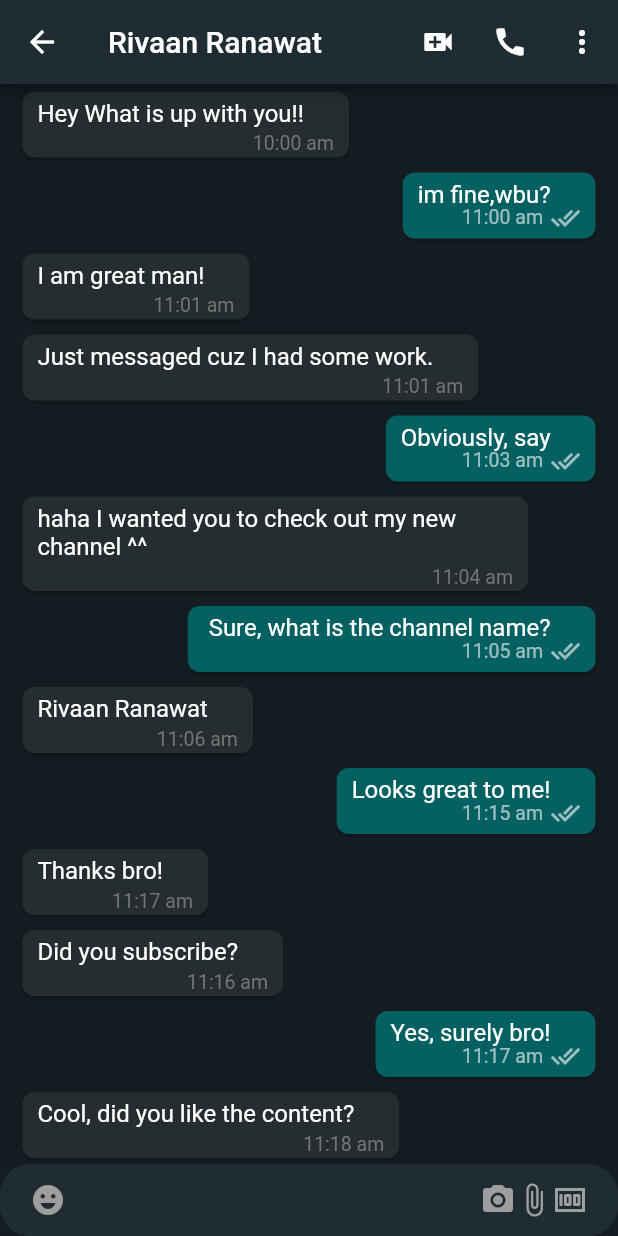
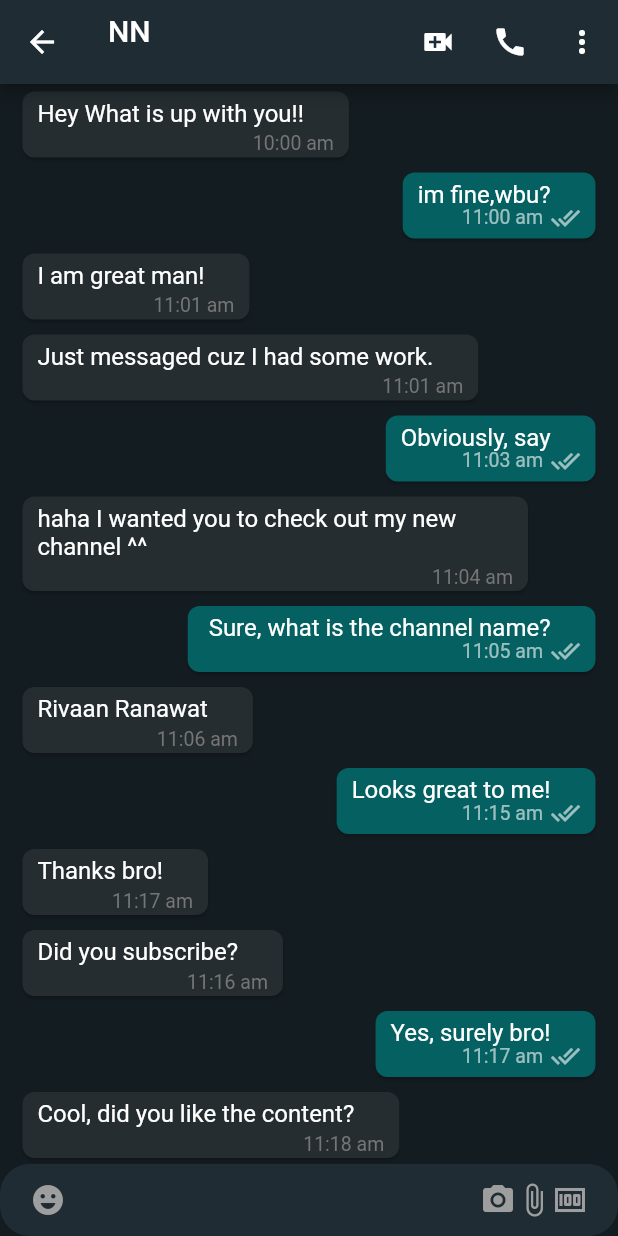
Before and after one commit to nisacdev/whatsapp_clone, a Flutter app: the MobileLayoutScreen screen opened directly, after a tap on "Rivaan Ranawat", on a phone screen of 412 x 824 dp. Run offline on Flutter 3.47's test engine with Material 2 defaults, Android fonts, the phone set to English and light mode, and no system bars; our stand-ins replace cloud_firestore, country_picker, firebase_auth, firebase_core, firebase_storage, flutter_contacts and 2 more; accounts and stored records are empty; network calls fail.

```diff
--- a/lib/features/auth/controller/auth_controller.dart
+++ b/lib/features/auth/controller/auth_controller.dart
@@ -44,4 +44,8 @@ class AuthController {
     authRepository.saveUserDataToFirebase(
         name: name, profilePic: profilePic, ref: ref, context: context);
   }
+
+  Stream<UserModel> userDataById(String userId) {
+    return authRepository.userData(userId);
+  }
 }
--- a/lib/features/auth/repository/auth_repository.dart
+++ b/lib/features/auth/repository/auth_repository.dart
@@ -125,4 +125,10 @@ class AuthRepository {
       showSnackBar(context: context, content: e.toString());
     }
   }
+
+  Stream<UserModel> userData(String userId) {
+    return firestore.collection('users').doc(userId).snapshots().map(
+          (event) => UserModel.fromMap(event.data()!),
+        );
+  }
 }
--- a/lib/features/select_contacts/repository/select_contact_repository.dart
+++ b/lib/features/select_contacts/repository/select_contact_repository.dart
@@ -46,7 +46,10 @@ class SelectContactRepository {
         );
         if (selectedPhoneNum == userData.phoneNumber) {
           isFound = true;
-          Navigator.pushNamed(context, MobileChatScreen.routeName);
+          Navigator.pushNamed(context, MobileChatScreen.routeName, arguments: {
+            'name': userData.name,
+            'uid': userData.uid,
+          });
         }
       }
 
--- a/lib/router.dart
+++ b/lib/router.dart
@@ -29,7 +29,14 @@ Route<dynamic> generateRoute(RouteSettings settings) {
         builder: (context) => const SelectContactsScreen(),
       );
     case MobileChatScreen.routeName:
-      return MaterialPageRoute(builder: (context) => const MobileChatScreen());
+      final arguments = settings.arguments as Map<String, dynamic>;
+      final name = arguments['name'];
+      final uid = arguments['uid'];
+      return MaterialPageRoute(
+          builder: (context) => MobileChatScreen(
+                name: name,
+                uid: uid,
+              ));
     default:
       return MaterialPageRoute(
         builder: (context) => const Scaffold(
--- a/lib/screens/mobile_chat_screen.dart
+++ b/lib/screens/mobile_chat_screen.dart
@@ -1,21 +1,44 @@
 import 'package:flutter/material.dart';
+import 'package:flutter_riverpod/flutter_riverpod.dart';
+import 'package:flutter_whatsapp_clone/common/widgets/loader.dart';
+import 'package:flutter_whatsapp_clone/features/auth/controller/auth_controller.dart';
 
 import '../colors.dart';
-import '../info.dart';
+import '../models/user_model.dart';
 import '../widgets/chat_list.dart';
 
-class MobileChatScreen extends StatelessWidget {
+class MobileChatScreen extends ConsumerWidget {
   static const String routeName = '/mobile-chat-screen';
-  const MobileChatScreen({Key? key}) : super(key: key);
+  final String name;
+  final String uid;
+  const MobileChatScreen({
+    Key? key,
+    required this.name,
+    required this.uid,
+  }) : super(key: key);
 
   @override
-  Widget build(BuildContext context) {
+  Widget build(BuildContext context, WidgetRef ref) {
     return Scaffold(
       appBar: AppBar(
         backgroundColor: appBarColor,
-        title: Text(
-          info[0]['name'].toString(),
-        ),
+        title: StreamBuilder<UserModel>(
+            stream: ref.read(authControllerProvider).userDataById(uid),
+            builder: (context, snapshot) {
+              if (snapshot.connectionState == ConnectionState.waiting) {
+                return const Loader();
+              }
+              return Column(
+                children: [
+                  Text(name),
+                  Text(
+                    snapshot.data!.isOnline ? 'online' : '',
+                    style: const TextStyle(
+                        fontSize: 13, fontWeight: FontWeight.normal),
+                  )
+                ],
+              );
+            }),
         centerTitle: false,
         actions: [
           IconButton(
--- a/lib/widgets/contacts_list.dart
+++ b/lib/widgets/contacts_list.dart
@@ -21,7 +21,10 @@ class ContactsList extends StatelessWidget {
                 onTap: () {
                   Navigator.of(context).push(
                     MaterialPageRoute(
-                      builder: (context) => const MobileChatScreen(),
+                      builder: (context) => MobileChatScreen(
+                        name: 'NN',
+                        uid: '12345',
+                      ),
                     ),
                   );
                 },
```
